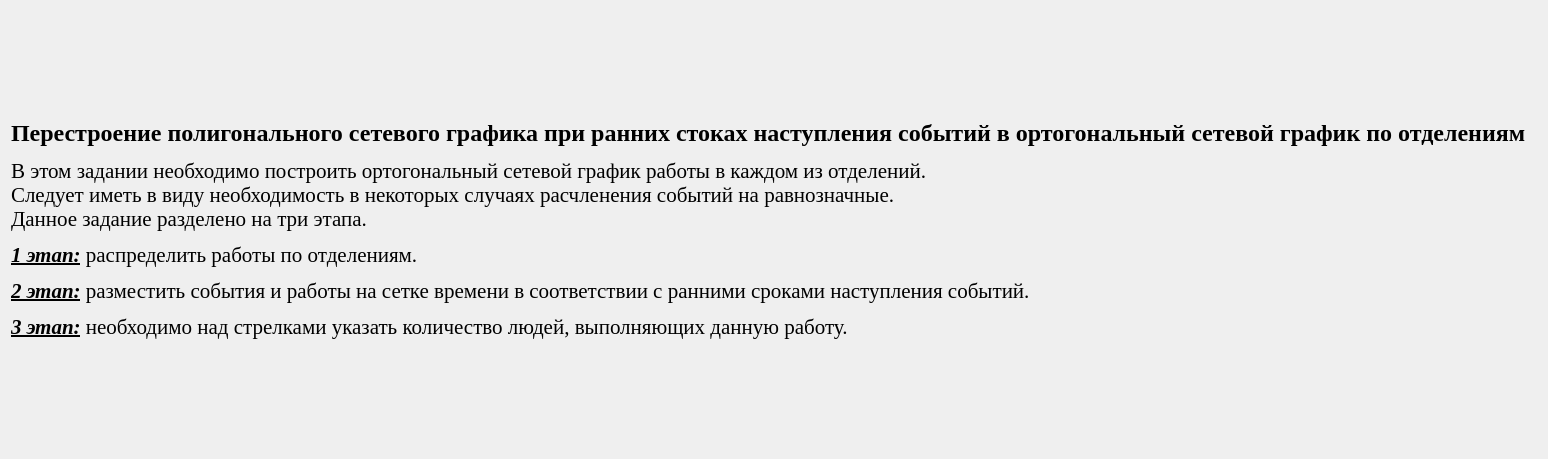
Before: the Qt Designer form qt_designer_ui/TextTask5.ui in IvaMarin/Project-Network-Diagram-App, drawn with Qt 5.
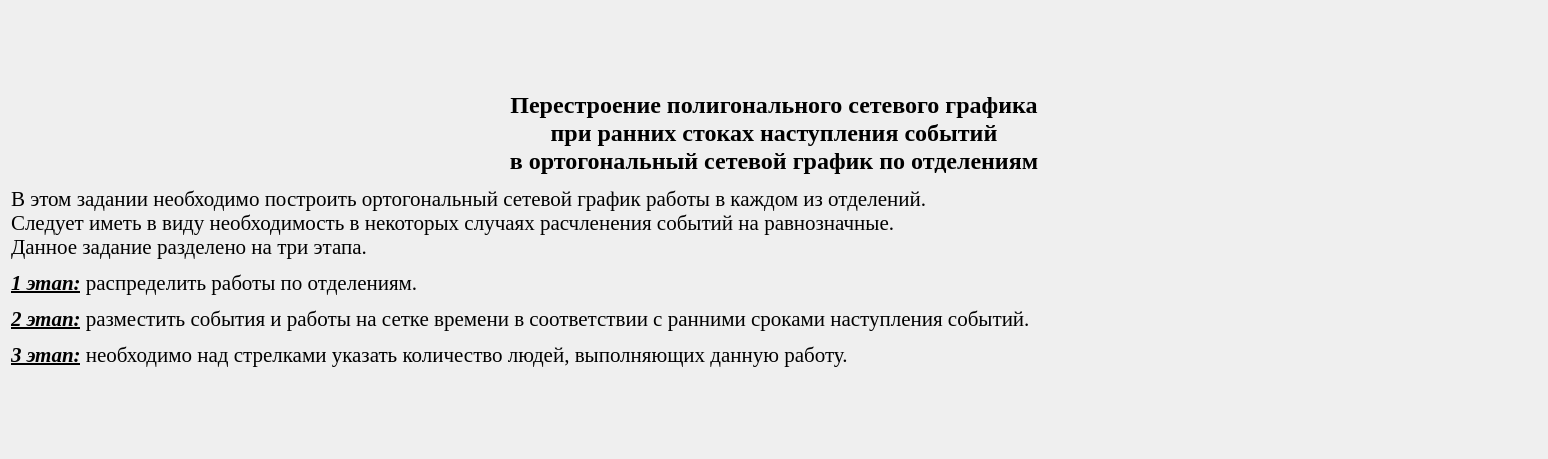
After: the same form once the commit is applied.

Diff of the .ui file:
```diff
--- a/qt_designer_ui/TextTask5.ui
+++ b/qt_designer_ui/TextTask5.ui
@@ -10,6 +10,12 @@
     <height>459</height>
    </rect>
   </property>
+  <property name="font">
+   <font>
+    <family>Times New Roman</family>
+    <pointsize>16</pointsize>
+   </font>
+  </property>
   <property name="windowTitle">
    <string>Задание 5</string>
   </property>
@@ -19,10 +25,11 @@
      <property name="font">
       <font>
        <family>Times New Roman</family>
+       <pointsize>16</pointsize>
       </font>
      </property>
      <property name="text">
-      <string>&lt;html&gt;&lt;head/&gt;&lt;body&gt;&lt;p&gt;&lt;span style=&quot; font-size:18pt; font-weight:600; background-color:transparent;&quot;&gt;Перестроение полигонального сетевого графика при ранних стоках наступления событий в ортогональный сетевой график по отделениям&lt;/span&gt;&lt;/p&gt;&lt;p align=&quot;justify&quot;&gt;&lt;span style=&quot; font-size:16pt; background-color:transparent;&quot;&gt;В этом задании необходимо построить ортогональный сетевой график работы в каждом из отделений. &lt;br/&gt;Следует иметь в виду необходимость в некоторых случаях расчленения событий на равнозначные.&lt;br/&gt;Данное задание разделено на три этапа. &lt;/span&gt;&lt;/p&gt;&lt;p align=&quot;justify&quot;&gt;&lt;span style=&quot; font-size:16pt; font-weight:600; font-style:italic; text-decoration: underline; background-color:transparent;&quot;&gt;1 этап:&lt;/span&gt;&lt;span style=&quot; font-size:16pt; background-color:transparent;&quot;&gt; распределить работы по отделениям. &lt;/span&gt;&lt;/p&gt;&lt;p align=&quot;justify&quot;&gt;&lt;span style=&quot; font-size:16pt; font-weight:600; font-style:italic; text-decoration: underline; background-color:transparent;&quot;&gt;2 этап:&lt;/span&gt;&lt;span style=&quot; font-size:16pt; background-color:transparent;&quot;&gt; разместить события и работы на сетке времени в соответствии с ранними сроками наступления событий.&lt;/span&gt;&lt;/p&gt;&lt;p align=&quot;justify&quot;&gt;&lt;span style=&quot; font-size:16pt; font-weight:600; font-style:italic; text-decoration: underline; background-color:transparent;&quot;&gt;3 этап:&lt;/span&gt;&lt;span style=&quot; font-size:16pt; background-color:transparent;&quot;&gt; необходимо над стрелками указать количество людей, выполняющих данную работу.&lt;/span&gt;&lt;/p&gt;&lt;/body&gt;&lt;/html&gt;</string>
+      <string>&lt;html&gt;&lt;head/&gt;&lt;body&gt;&lt;p align=&quot;center&quot;&gt;&lt;span style=&quot; font-size:18pt; font-weight:600; background-color:transparent;&quot;&gt;Перестроение полигонального сетевого графика&lt;br/&gt;при ранних стоках наступления событий&lt;br/&gt;в ортогональный сетевой график по отделениям&lt;/span&gt;&lt;/p&gt;&lt;p align=&quot;justify&quot;&gt;&lt;span style=&quot; font-size:16pt; background-color:transparent;&quot;&gt;В этом задании необходимо построить ортогональный сетевой график работы в каждом из отделений. &lt;br/&gt;Следует иметь в виду необходимость в некоторых случаях расчленения событий на равнозначные.&lt;br/&gt;Данное задание разделено на три этапа. &lt;/span&gt;&lt;/p&gt;&lt;p align=&quot;justify&quot;&gt;&lt;span style=&quot; font-size:16pt; font-weight:600; font-style:italic; text-decoration: underline; background-color:transparent;&quot;&gt;1 этап:&lt;/span&gt;&lt;span style=&quot; font-size:16pt; background-color:transparent;&quot;&gt; распределить работы по отделениям. &lt;/span&gt;&lt;/p&gt;&lt;p align=&quot;justify&quot;&gt;&lt;span style=&quot; font-size:16pt; font-weight:600; font-style:italic; text-decoration: underline; background-color:transparent;&quot;&gt;2 этап:&lt;/span&gt;&lt;span style=&quot; font-size:16pt; background-color:transparent;&quot;&gt; разместить события и работы на сетке времени в соответствии с ранними сроками наступления событий.&lt;/span&gt;&lt;/p&gt;&lt;p align=&quot;justify&quot;&gt;&lt;span style=&quot; font-size:16pt; font-weight:600; font-style:italic; text-decoration: underline; background-color:transparent;&quot;&gt;3 этап:&lt;/span&gt;&lt;span style=&quot; font-size:16pt; background-color:transparent;&quot;&gt; необходимо над стрелками указать количество людей, выполняющих данную работу.&lt;/span&gt;&lt;/p&gt;&lt;/body&gt;&lt;/html&gt;</string>
      </property>
     </widget>
    </item>
```
